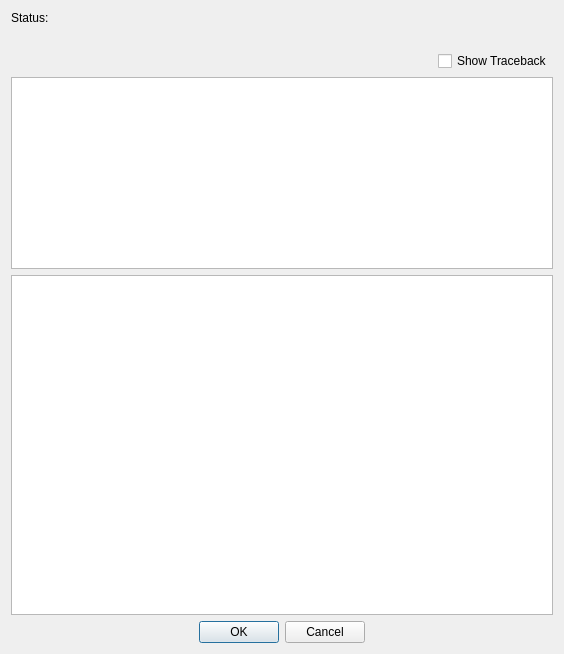
Above: src/jukeboxcore/gui/widgets/actionreportdialog.ui from JukeboxPipeline/jukebox-core before the change. Below: the same form after it.
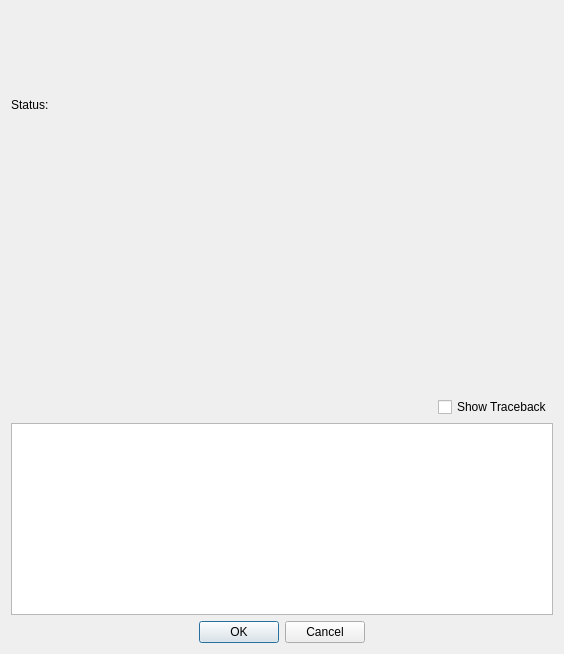
That is the form after the change.

Commit message: special views that propagate a click to the widgetdelegate, actionreport with traceback button

What changed in the file:
```diff
--- a/src/jukeboxcore/gui/widgets/actionreportdialog.ui
+++ b/src/jukeboxcore/gui/widgets/actionreportdialog.ui
@@ -89,22 +89,6 @@
      </item>
     </layout>
    </item>
-   <item>
-    <widget class="QTableView" name="actions_tablev">
-     <property name="sortingEnabled">
-      <bool>true</bool>
-     </property>
-     <attribute name="horizontalHeaderDefaultSectionSize">
-      <number>100</number>
-     </attribute>
-     <attribute name="horizontalHeaderStretchLastSection">
-      <bool>true</bool>
-     </attribute>
-     <attribute name="verticalHeaderStretchLastSection">
-      <bool>false</bool>
-     </attribute>
-    </widget>
-   </item>
    <item>
     <widget class="QDialogButtonBox" name="buttonBox">
      <property name="orientation">
```
Left out of the diff: 2 changed lines with no effect on the pictures. The commit also changes 7 other files.
